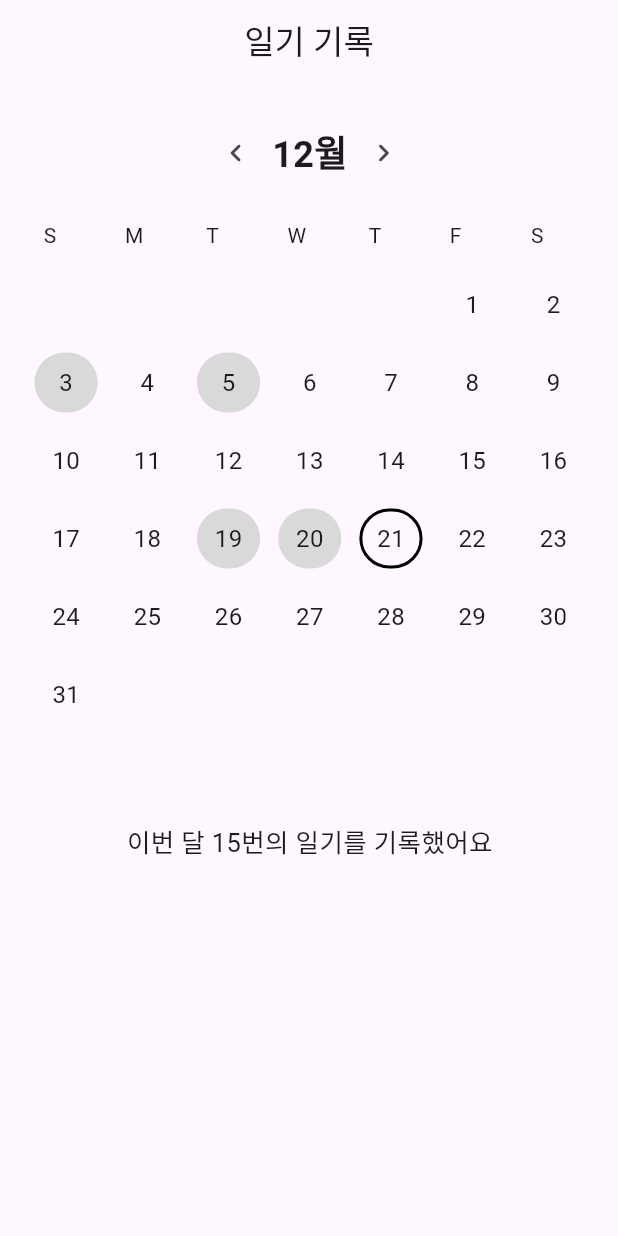
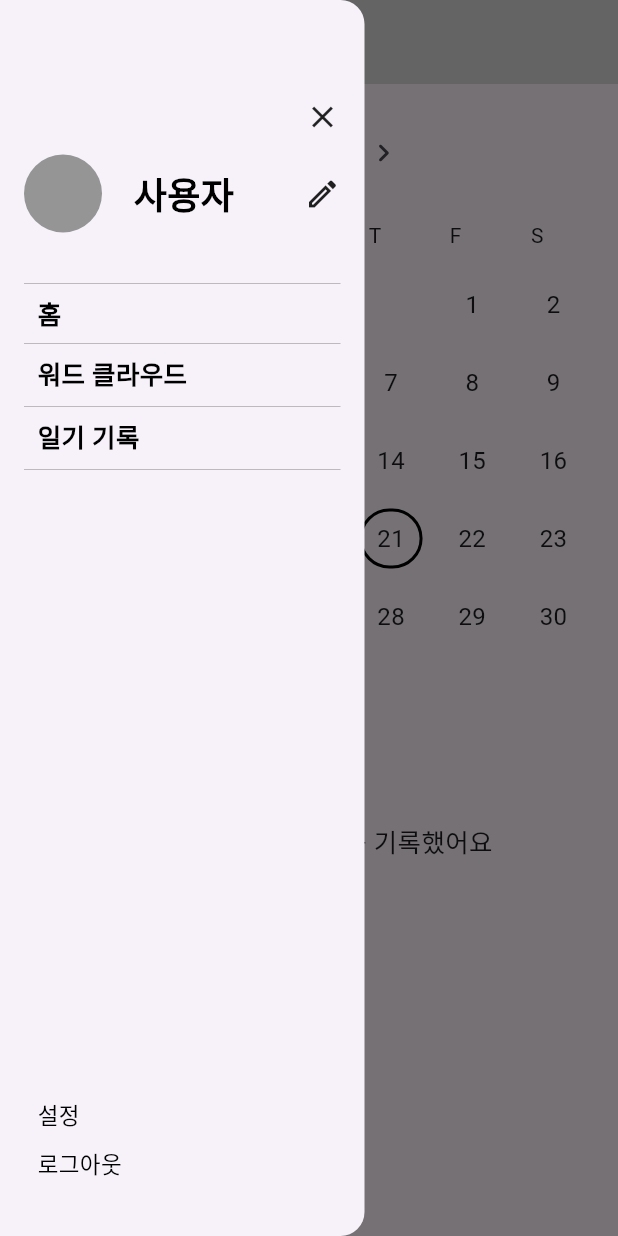
Before and after one commit to GwangjinJeong1/ddgood, a Flutter app: the CalendarPage screen opened directly, with the side drawer open (before the commit the screen has no drawer), on a phone screen of 412 x 824 dp. Run offline on Flutter 3.47's test engine with Material 3 defaults, Android fonts, the phone set to English and light mode, and no system bars; drawn by our look-alikes of table_calendar; our stand-ins replace lottie.

Commit message:
Update calendar.dart

```diff
--- a/lib/drawer/calendar.dart
+++ b/lib/drawer/calendar.dart
@@ -1,6 +1,9 @@
 import 'package:flutter/material.dart';
 import 'package:intl/intl.dart';
 import 'package:table_calendar/table_calendar.dart';
+
+import '../main.dart';
+import 'wordcloud.dart';
 
 class CalendarPage extends StatefulWidget {
   const CalendarPage({super.key});
@@ -17,9 +20,160 @@ class _CalendarPageState extends State<CalendarPage> {
   Widget build(BuildContext context) {
     return Scaffold(
       appBar: AppBar(
+        leading: Builder(
+          builder: (BuildContext context) {
+            return IconButton(
+              icon: const Icon(Icons.menu),
+              onPressed: () {
+                Scaffold.of(context).openDrawer();
+              },
+            );
+          },
+        ),
+        backgroundColor: const Color.fromRGBO(217, 217, 217, 1),
+        title: const Text('서비스명'),
         automaticallyImplyLeading: false,
-        centerTitle: true,
-        title: const Text("일기 기록"),
+      ),
+      drawer: Drawer(
+        width: 243,
+        child: Padding(
+          padding: const EdgeInsets.all(16),
+          child: Column(
+            crossAxisAlignment: CrossAxisAlignment.start,
+            children: <Widget>[
+              const SizedBox(height: 50),
+              const Row(
+                crossAxisAlignment: CrossAxisAlignment.center,
+                children: [Spacer(), Icon(Icons.close)],
+              ),
+              const SizedBox(height: 13),
+              const Row(
+                crossAxisAlignment: CrossAxisAlignment.center,
+                children: [
+                  CircleAvatar(
+                    radius: 26,
+                    backgroundColor: Color.fromRGBO(149, 149, 149, 1),
+                  ),
+                  SizedBox(width: 21),
+                  Text(
+                    '사용자',
+                    style: TextStyle(
+                        fontSize: 24,
+                        fontWeight: FontWeight.w600,
+                        color: Colors.black),
+                  ),
+                  Spacer(),
+                  Icon(Icons.edit_outlined)
+                ],
+              ),
+              const SizedBox(height: 26),
+              const Divider(
+                thickness: 0.4,
+                color: Color.fromRGBO(149, 149, 149, 1),
+              ),
+              Row(
+                children: [
+                  const SizedBox(width: 9),
+                  GestureDetector(
+                    onTap: () {
+                      Navigator.push(
+                        context,
+                        MaterialPageRoute(
+                            builder: (context) => const MyHomePage()),
+                      );
+                    },
+                    child: const Text(
+                      '홈',
+                      style: TextStyle(
+                          fontSize: 17,
+                          fontWeight: FontWeight.w600,
+                          color: Colors.black),
+                    ),
+                  ),
+                ],
+              ),
+              const Divider(
+                thickness: 0.4,
+                color: Color.fromRGBO(149, 149, 149, 1),
+              ),
+              Row(
+                children: [
+                  const SizedBox(width: 9),
+                  GestureDetector(
+                    onTap: () {
+                      Navigator.push(
+                        context,
+                        MaterialPageRoute(
+                            builder: (context) => const WordCloudPage()),
+                      );
+                    },
+                    child: const Text(
+                      '워드 클라우드',
+                      style: TextStyle(
+                          fontSize: 17,
+                          fontWeight: FontWeight.w600,
+                          color: Colors.black),
+                    ),
+                  ),
+                ],
+              ),
+              const Divider(
+                thickness: 0.4,
+                color: Color.fromRGBO(149, 149, 149, 1),
+              ),
+              Row(
+                children: [
+                  const SizedBox(width: 9),
+                  GestureDetector(
+                    onTap: () {
+                      Navigator.push(
+                        context,
+                        MaterialPageRoute(
+                            builder: (context) => const CalendarPage()),
+                      );
+                    },
+                    child: const Text('일기 기록',
+                        style: TextStyle(
+                            fontSize: 17,
+                            fontWeight: FontWeight.w600,
+                            color: Colors.black)),
+                  ),
+                ],
+              ),
+              const Divider(
+                thickness: 0.4,
+                color: Color.fromRGBO(149, 149, 149, 1),
+              ),
+              const Spacer(),
+              const Row(
+                children: [
+                  SizedBox(width: 9),
+                  Text(
+                    '설정',
+                    style: TextStyle(
+                        fontSize: 15,
+                        fontWeight: FontWeight.w500,
+                        color: Colors.black),
+                  ),
+                ],
+              ),
+              const SizedBox(height: 12),
+              const Row(
+                children: [
+                  SizedBox(width: 9),
+                  Text(
+                    '로그아웃',
+                    style: TextStyle(
+                        fontSize: 15,
+                        fontWeight: FontWeight.w500,
+                        color: Colors.black),
+                  ),
+                ],
+              ),
+              const SizedBox(height: 22),
+            ],
+          ),
+        ),
       ),
       body: Padding(
         padding: const EdgeInsets.only(left: 17, top: 16, right: 16),
```
